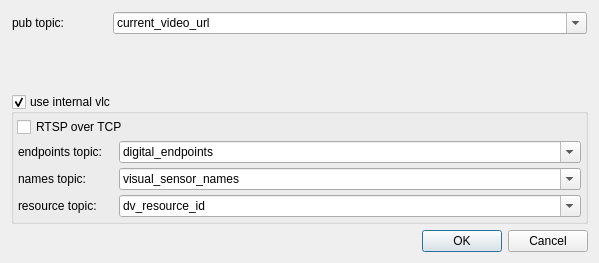
This is iop_rqt_digital_resource_viewer_fkie/src/iop_rqt_digital_resource_viewer_fkie/iop_rqt_digital_resource_viewer_config.ui in fkie/iop_gui as Qt 5 draws it before an edit. The edited form follows.
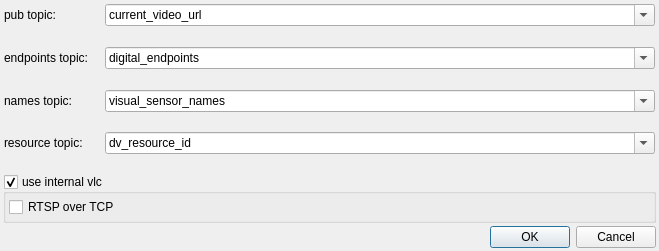
This is the edited form.

Commit message: fixed config dialog

Patch:
```diff
--- a/iop_rqt_digital_resource_viewer_fkie/src/iop_rqt_digital_resource_viewer_fkie/iop_rqt_digital_resource_viewer_config.ui
+++ b/iop_rqt_digital_resource_viewer_fkie/src/iop_rqt_digital_resource_viewer_fkie/iop_rqt_digital_resource_viewer_config.ui
@@ -6,14 +6,20 @@
    <rect>
     <x>0</x>
     <y>0</y>
-    <width>599</width>
-    <height>263</height>
+    <width>659</width>
+    <height>251</height>
    </rect>
   </property>
   <property name="windowTitle">
    <string>Jaus Digital Resource Viewer Config</string>
   </property>
   <layout class="QVBoxLayout" name="verticalLayout_2">
+   <property name="spacing">
+    <number>3</number>
+   </property>
+   <property name="margin">
+    <number>3</number>
+   </property>
    <item>
     <widget class="QFrame" name="frame_7">
      <layout class="QFormLayout" name="formLayout_5">
@@ -58,34 +64,6 @@
     </widget>
    </item>
    <item>
-    <widget class="QGroupBox" name="groupBoxUseInternalVlc">
-     <property name="title">
-      <string>use internal vlc</string>
-     </property>
-     <property name="alignment">
-      <set>Qt::AlignLeading|Qt::AlignLeft|Qt::AlignTop</set>
-     </property>
-     <property name="flat">
-      <bool>false</bool>
-     </property>
-     <property name="checkable">
-      <bool>true</bool>
-     </property>
-     <layout class="QVBoxLayout" name="verticalLayout">
-      <property name="spacing">
-       <number>3</number>
-      </property>
-      <property name="margin">
-       <number>3</number>
-      </property>
-      <item>
-       <widget class="QCheckBox" name="checkBoxRtspOverTcp">
-        <property name="text">
-         <string>RTSP over TCP</string>
-        </property>
-       </widget>
-      </item>
-      <item>
        <widget class="QFrame" name="frame_4">
         <layout class="QFormLayout" name="formLayout_2">
          <property name="fieldGrowthPolicy">
@@ -212,6 +190,34 @@
           </widget>
          </item>
         </layout>
+    </widget>
+   </item>
+   <item>
+    <widget class="QGroupBox" name="groupBoxUseInternalVlc">
+     <property name="title">
+      <string>use internal vlc</string>
+     </property>
+     <property name="alignment">
+      <set>Qt::AlignLeading|Qt::AlignLeft|Qt::AlignTop</set>
+     </property>
+     <property name="flat">
+      <bool>false</bool>
+     </property>
+     <property name="checkable">
+      <bool>true</bool>
+     </property>
+     <layout class="QVBoxLayout" name="verticalLayout">
+      <property name="spacing">
+       <number>3</number>
+      </property>
+      <property name="margin">
+       <number>3</number>
+      </property>
+      <item>
+       <widget class="QCheckBox" name="checkBoxRtspOverTcp">
+        <property name="text">
+         <string>RTSP over TCP</string>
+        </property>
        </widget>
       </item>
      </layout>
```
Lines whose indentation alone changed are shown as unchanged.
